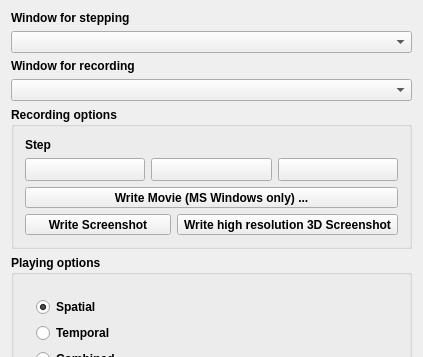
Before: the Qt Designer form Plugins/org.mitk.gui.qt.moviemaker/src/internal/QmitkMovieMakerControls.ui in MITK/MITK, drawn with Qt 5; both pictures show x 0 to 423 and y 0 to 357 of the 423 by 665 pixel window.
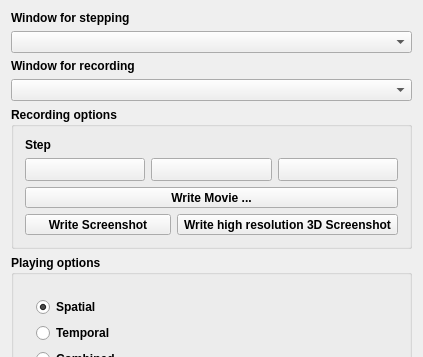
After: the same form once the commit is applied. Icons and pictures are not drawn. Custom widgets are drawn as their Qt base class.

Commit message: Remove (MS Windows only) text

The edit to the form file:
```diff
--- a/Plugins/org.mitk.gui.qt.moviemaker/src/internal/QmitkMovieMakerControls.ui
+++ b/Plugins/org.mitk.gui.qt.moviemaker/src/internal/QmitkMovieMakerControls.ui
@@ -201,7 +201,7 @@
          <font/>
         </property>
         <property name="text">
-         <string>Write Movie (MS Windows only) ...</string>
+         <string>Write Movie ...</string>
         </property>
        </widget>
       </item>
```
